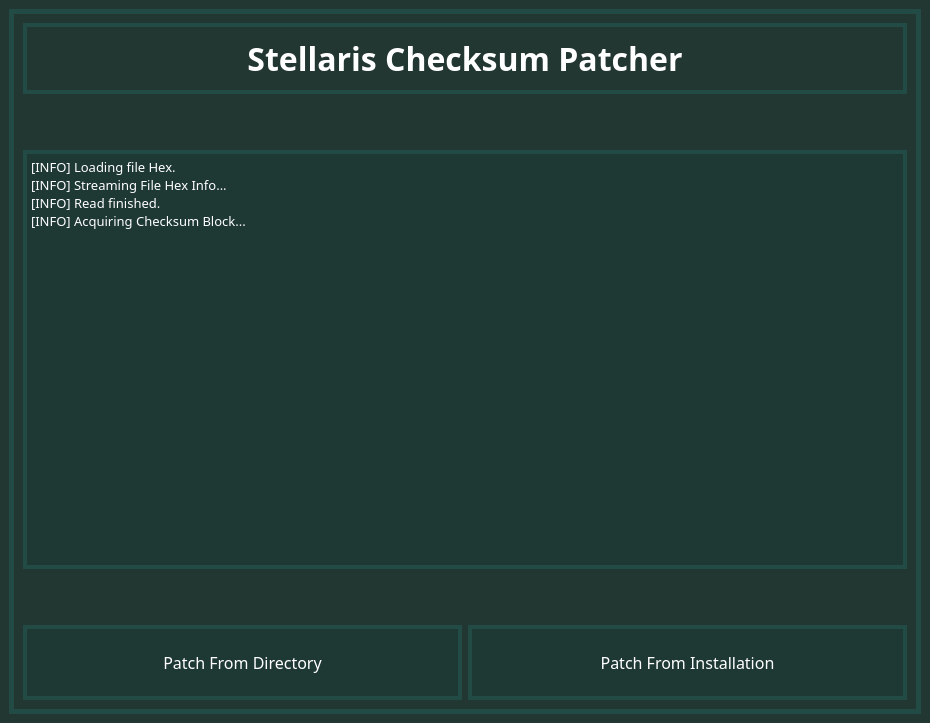
The window that Stellaris Checksum Patcher/UI/StellarisChecksumPatcherUI.ui (r0fld4nc3/Stellaris-Exe-Checksum-Patcher) describes before a commit, drawn with Qt 5.
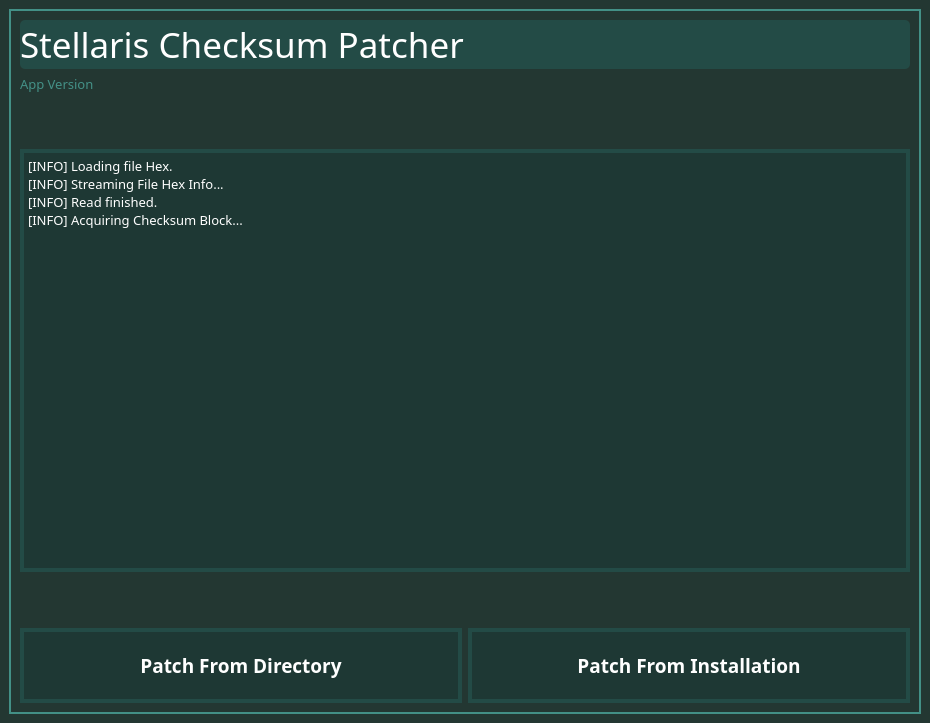
The same window after the commit. Icons and pictures are not drawn.

```diff
--- a/Stellaris Checksum Patcher/UI/StellarisChecksumPatcherUI.ui
+++ b/Stellaris Checksum Patcher/UI/StellarisChecksumPatcherUI.ui
@@ -32,16 +32,16 @@
      <widget class="QFrame" name="main_frame">
       <property name="minimumSize">
        <size>
-        <width>600</width>
+        <width>650</width>
         <height>500</height>
        </size>
       </property>
       <property name="styleSheet">
-       <string notr="true">background-color: rgb(35, 55, 50);
-color: rgb(35, 75, 70);</string>
+       <string notr="true">color: rgb(35, 75, 70);
+color: rgb(67, 144, 134);</string>
       </property>
       <property name="frameShape">
-       <enum>QFrame::Box</enum>
+       <enum>QFrame::WinPanel</enum>
       </property>
       <property name="frameShadow">
        <enum>QFrame::Plain</enum>
@@ -69,15 +69,16 @@
          </property>
          <property name="font">
           <font>
-           <family>Orbitron Black</family>
-           <pointsize>24</pointsize>
-           <weight>75</weight>
-           <bold>true</bold>
+           <family>Century Gothic</family>
+           <pointsize>26</pointsize>
+           <weight>50</weight>
+           <bold>false</bold>
           </font>
          </property>
          <property name="styleSheet">
           <string notr="true">color: rgb(255, 255, 255);
-border: 4px solid rgb(35, 75, 70);</string>
+background-color: rgb(35, 75, 70);
+border-radius: 5px;</string>
          </property>
          <property name="frameShadow">
           <enum>QFrame::Plain</enum>
@@ -92,7 +93,7 @@
           <bool>false</bool>
          </property>
          <property name="alignment">
-          <set>Qt::AlignHCenter|Qt::AlignTop</set>
+          <set>Qt::AlignLeading|Qt::AlignLeft|Qt::AlignTop</set>
          </property>
          <property name="margin">
           <number>5</number>
@@ -102,6 +103,25 @@
          </property>
         </widget>
        </item>
+       <item>
+        <widget class="QLabel" name="lbl_app_version">
+         <property name="sizePolicy">
+          <sizepolicy hsizetype="Preferred" vsizetype="Maximum">
+           <horstretch>0</horstretch>
+           <verstretch>0</verstretch>
+          </sizepolicy>
+         </property>
+         <property name="font">
+          <font>
+           <family>Orbitron</family>
+           <pointsize>10</pointsize>
+          </font>
+         </property>
+         <property name="text">
+          <string>App Version</string>
+         </property>
+        </widget>
+       </item>
        <item>
         <spacer name="verticalSpacer">
          <property name="orientation">
@@ -128,8 +148,10 @@
          </property>
          <property name="font">
           <font>
-           <family>Orbitron</family>
+           <family>Century Gothic</family>
            <pointsize>10</pointsize>
+           <weight>50</weight>
+           <bold>false</bold>
           </font>
          </property>
          <property name="styleSheet">
@@ -150,11 +172,11 @@
           <string>&lt;!DOCTYPE HTML PUBLIC &quot;-//W3C//DTD HTML 4.0//EN&quot; &quot;http://www.w3.org/TR/REC-html40/strict.dtd&quot;&gt;
 &lt;html&gt;&lt;head&gt;&lt;meta name=&quot;qrichtext&quot; content=&quot;1&quot; /&gt;&lt;style type=&quot;text/css&quot;&gt;
 p, li { white-space: pre-wrap; }
-&lt;/style&gt;&lt;/head&gt;&lt;body style=&quot; font-family:'Orbitron'; font-size:10pt; font-weight:400; font-style:normal;&quot;&gt;
-&lt;p style=&quot; margin-top:0px; margin-bottom:0px; margin-left:0px; margin-right:0px; -qt-block-indent:0; text-indent:0px;&quot;&gt;[INFO] Loading file Hex.&lt;/p&gt;
-&lt;p style=&quot; margin-top:0px; margin-bottom:0px; margin-left:0px; margin-right:0px; -qt-block-indent:0; text-indent:0px;&quot;&gt;[INFO] Streaming File Hex Info...&lt;/p&gt;
-&lt;p style=&quot; margin-top:0px; margin-bottom:0px; margin-left:0px; margin-right:0px; -qt-block-indent:0; text-indent:0px;&quot;&gt;[INFO] Read finished.&lt;/p&gt;
-&lt;p style=&quot; margin-top:0px; margin-bottom:0px; margin-left:0px; margin-right:0px; -qt-block-indent:0; text-indent:0px;&quot;&gt;[INFO] Acquiring Checksum Block...&lt;/p&gt;&lt;/body&gt;&lt;/html&gt;</string>
+&lt;/style&gt;&lt;/head&gt;&lt;body style=&quot; font-family:'Century Gothic'; font-size:10pt; font-weight:400; font-style:normal;&quot;&gt;
+&lt;p style=&quot; margin-top:0px; margin-bottom:0px; margin-left:0px; margin-right:0px; -qt-block-indent:0; text-indent:0px;&quot;&gt;&lt;span style=&quot; font-family:'Orbitron';&quot;&gt;[INFO] Loading file Hex.&lt;/span&gt;&lt;/p&gt;
+&lt;p style=&quot; margin-top:0px; margin-bottom:0px; margin-left:0px; margin-right:0px; -qt-block-indent:0; text-indent:0px;&quot;&gt;&lt;span style=&quot; font-family:'Orbitron';&quot;&gt;[INFO] Streaming File Hex Info...&lt;/span&gt;&lt;/p&gt;
+&lt;p style=&quot; margin-top:0px; margin-bottom:0px; margin-left:0px; margin-right:0px; -qt-block-indent:0; text-indent:0px;&quot;&gt;&lt;span style=&quot; font-family:'Orbitron';&quot;&gt;[INFO] Read finished.&lt;/span&gt;&lt;/p&gt;
+&lt;p style=&quot; margin-top:0px; margin-bottom:0px; margin-left:0px; margin-right:0px; -qt-block-indent:0; text-indent:0px;&quot;&gt;&lt;span style=&quot; font-family:'Orbitron';&quot;&gt;[INFO] Acquiring Checksum Block...&lt;/span&gt;&lt;/p&gt;&lt;/body&gt;&lt;/html&gt;</string>
          </property>
          <property name="openExternalLinks">
           <bool>true</bool>
@@ -222,10 +244,10 @@
            </property>
            <property name="font">
             <font>
-             <family>Orbitron Medium</family>
-             <pointsize>12</pointsize>
-             <weight>50</weight>
-             <bold>false</bold>
+             <family>Century Gothic</family>
+             <pointsize>14</pointsize>
+             <weight>75</weight>
+             <bold>true</bold>
             </font>
            </property>
            <property name="layoutDirection">
@@ -235,9 +257,15 @@
             <bool>false</bool>
            </property>
            <property name="styleSheet">
-            <string notr="true">color: rgb(255, 255, 255);
+            <string notr="true">QPushButton {
+color: rgb(255, 255, 255);
 background-color: rgba(22, 59, 56, 100);
-border: 4px solid rgb(35, 75, 70);</string>
+border: 4px solid rgb(35, 75, 70);
+}
+QPushButton:pressed {
+background-color: rgba(30, 80, 70, 100);
+border-color: rgb(67, 144, 134);
+}</string>
            </property>
            <property name="text">
             <string>Patch From Directory</string>
@@ -282,10 +310,10 @@
            </property>
            <property name="font">
             <font>
-             <family>Orbitron Medium</family>
-             <pointsize>12</pointsize>
-             <weight>50</weight>
-             <bold>false</bold>
+             <family>Century Gothic</family>
+             <pointsize>14</pointsize>
+             <weight>75</weight>
+             <bold>true</bold>
             </font>
            </property>
            <property name="layoutDirection">
@@ -295,9 +323,15 @@
             <bool>false</bool>
            </property>
            <property name="styleSheet">
-            <string notr="true">color: rgb(255, 255, 255);
+            <string notr="true">QPushButton {
+color: rgb(255, 255, 255);
 background-color: rgba(22, 59, 56, 100);
-border: 4px solid rgb(35, 75, 70);</string>
+border: 4px solid rgb(35, 75, 70);
+}
+QPushButton:pressed {
+background-color: rgba(30, 80, 70, 100);
+border-color: rgb(67, 144, 134);
+}</string>
            </property>
            <property name="text">
             <string>Patch From Installation</string>
```
Left out of the diff: 4 changed lines with no effect on the pictures.
